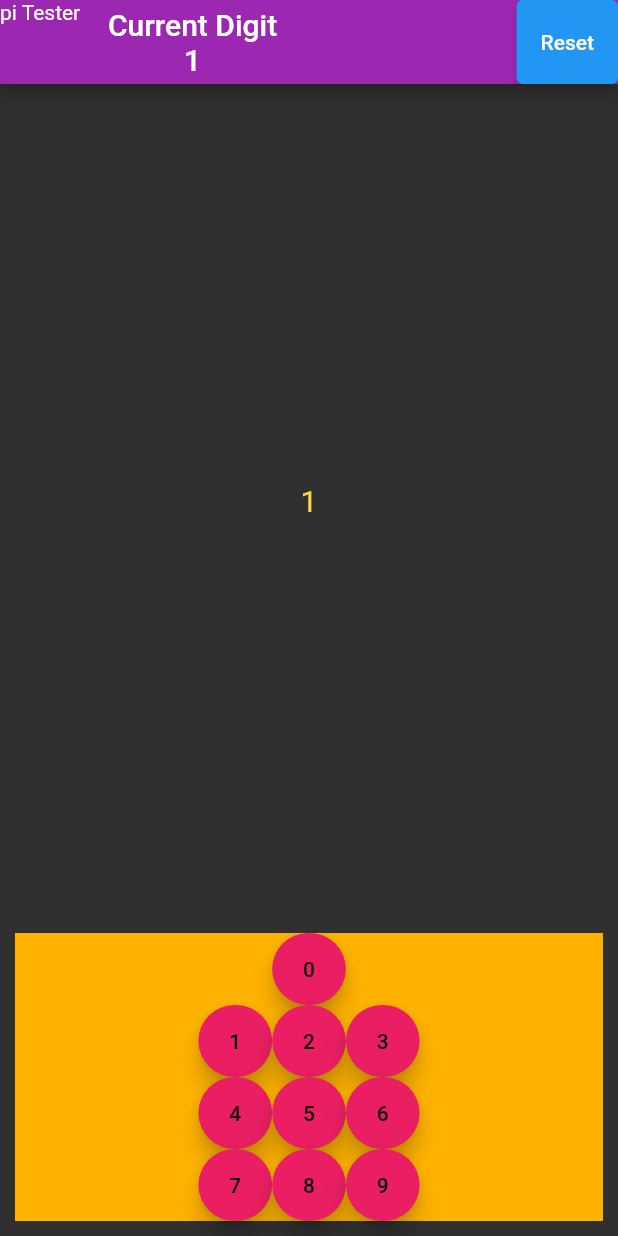
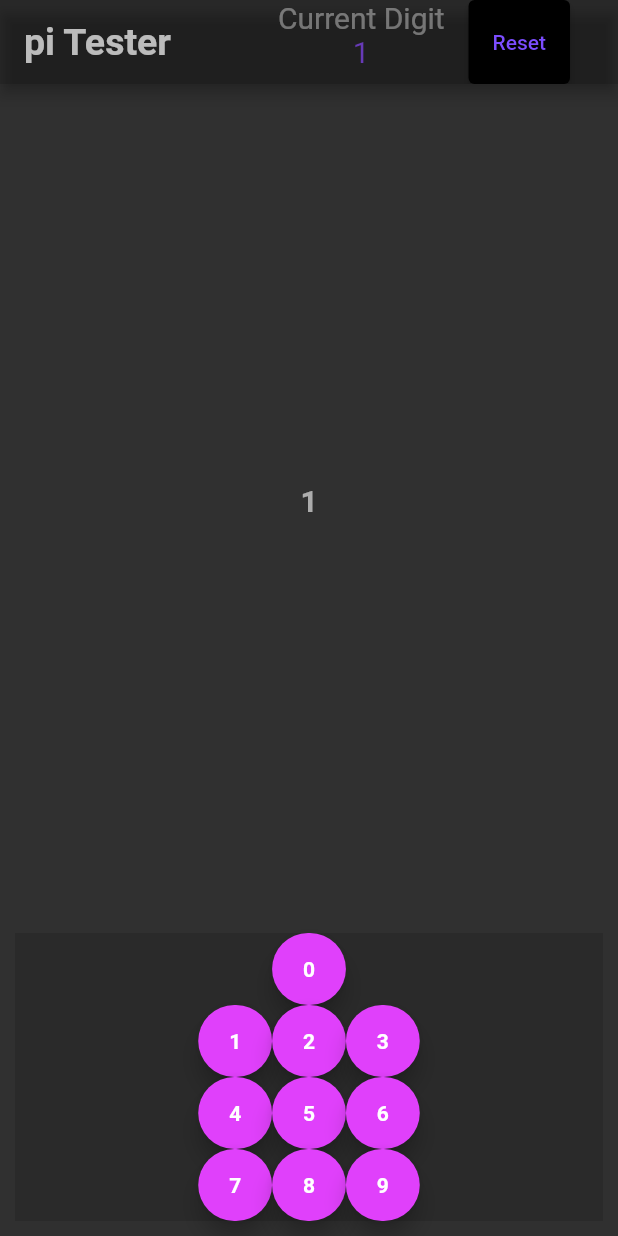
Before and after one commit to Penjat/FlutterPITester, a Flutter app: the screen it shows after launch, after a tap on an icon or button, on a phone screen of 412 x 824 dp. Run offline on Flutter 3.47's test engine with Material 2 defaults, Android fonts, the light colour scheme and no system bars; our stand-ins replace rxdart.

Commit message:
Added style manaager.

```diff
--- a/lib/src/styles.dart
+++ b/lib/src/styles.dart
@@ -1,5 +1,18 @@
 import 'package:flutter/material.dart';
 
 class PiStyles {
-  static TextStyle correctDigitsStyle = TextStyle(fontSize: 20.0, color: Colors.amberAccent);
+  static TextStyle correctDigitsStyle = TextStyle(fontSize: 20.0, color: Colors.white60, fontWeight: FontWeight.bold);
+  static TextStyle mainTitle = TextStyle(fontSize: 25.0, color: Colors.white70, fontWeight: FontWeight.bold);
+  static TextStyle staticTitle = TextStyle(fontSize: 20.0, color: Colors.white38);
+  static TextStyle dynamicField = TextStyle(fontSize: 20.0, color: Colors.deepPurple);
+  static TextStyle keyPadTextStyle = TextStyle(fontSize: 14.0, color: Colors.white, fontWeight: FontWeight.bold);
+
+  static Color keyColor = Colors.purpleAccent;
+  static Color appBarColor = Colors.black12;
+  static Color flashDigitColor = Colors.deepPurpleAccent;
+
+  static ButtonStyle buttonStyle = ElevatedButton.styleFrom(
+  primary: Colors.black, // background
+  onPrimary: Colors.deepPurpleAccent, // foreground
+  );
 }
--- a/lib/src/ui/digit_keypad.dart
+++ b/lib/src/ui/digit_keypad.dart
@@ -1,16 +1,20 @@
 import 'package:flutter/material.dart';
+import 'package:reactive_pi_tester/src/Styles.dart';
 
 class DigitKeypad extends StatelessWidget {
   DigitKeypad(this.pressedKey);
+
   Function pressedKey;
+
   @override
   Widget build(BuildContext context) {
     return Container(
       margin: const EdgeInsets.all(10.0),
-      color: Colors.amber[600],
+      color: PiStyles.appBarColor,
       child: Center(
-        child:
-        Column(mainAxisAlignment: MainAxisAlignment.end, children: <Widget>[
+        child: Column(
+          mainAxisAlignment: MainAxisAlignment.end,
+          children: <Widget>[
             KeypadKey(0, pressedKey),
             Row(
               mainAxisAlignment: MainAxisAlignment.center,
@@ -36,17 +40,19 @@ class DigitKeypad extends StatelessWidget {
                 KeypadKey(9, pressedKey),
               ],
             ),
-        ]),
+          ],
+        ),
       ),
     );
   }
-  Widget KeypadKey(int number, Function pressedFunction){
+
+  Widget KeypadKey(int number, Function pressedFunction) {
     return FloatingActionButton.extended(
       onPressed: () {
         pressedFunction(number);
       },
-      label: Text(number.toString()),
-      backgroundColor: Colors.pink,
+      label: Text(number.toString(), style: PiStyles.keyPadTextStyle),
+      backgroundColor: PiStyles.keyColor,
     );
   }
 }
--- a/lib/src/ui/pi_tester_view_controller.dart
+++ b/lib/src/ui/pi_tester_view_controller.dart
@@ -1,8 +1,13 @@
 import 'package:flutter/material.dart';
-import 'package:reactive_pi_tester/src/Styles.dart';
+import 'package:reactive_pi_tester/src/styles.dart';
 import 'package:reactive_pi_tester/src/blocs/pi_tester_bloc.dart';
 import 'package:reactive_pi_tester/src/ui/digit_keypad.dart';
 import 'package:flutter/animation.dart';
+
+class _Constants {
+  static double flashDigitSize = 200;
+  static Duration countDigitDuration = const Duration(milliseconds: 400);
+}
 
 class PITesterViewController extends StatelessWidget {
   PITesterViewController(this.piTesterBloc);
@@ -27,23 +32,24 @@ class PITesterViewController extends StatelessWidget {
   Widget View(PITesterViewState viewState) {
     return Scaffold(
       appBar: AppBar(
-        backgroundColor: Colors.purple,
-        leading: Text("pi Tester"),
-        title: Column(
-          children: [
-            Text("Current Digit"),
-            AnimatedSwitcher(
-              child: Text(viewState.currentDigit,
-                  key: ValueKey<String>(viewState.currentDigit)),
-              duration: const Duration(milliseconds: 400),
-              transitionBuilder: (Widget child, Animation<double> animation) {
-                return ScaleTransition(child: child, scale: animation);
-              },
-            ),
-          ],
+        backgroundColor: PiStyles.appBarColor,
+        title: Text(
+          "pi Tester",
+          style: PiStyles.mainTitle,
         ),
         actions: [
-          ElevatedButton(onPressed: reset, child: Text("Reset")),
+          Padding(
+            padding: const EdgeInsets.fromLTRB(8.0, 0.0, 8.0, 0.0),
+            child: DigitCounter(viewState.currentDigit),
+          ),
+          Padding(
+            padding: const EdgeInsets.fromLTRB(8.0, 0.0, 32.0, 0.0),
+            child: ElevatedButton(
+              onPressed: reset,
+              child: Text("Reset"),
+              style: PiStyles.buttonStyle,
+            ),
+          ),
         ],
       ),
       body: Center(
@@ -79,8 +85,12 @@ class PITesterViewController extends StatelessWidget {
               return Center(
                   child: Opacity(
                       opacity: value,
-                      child: Text(digit,
-                          style: TextStyle(fontSize: value * 100))));
+                      child: Text(
+                        digit,
+                        style: TextStyle(
+                            fontSize: value * _Constants.flashDigitSize,
+                            color: PiStyles.flashDigitColor),
+                      )));
             });
   }
 
@@ -92,3 +102,37 @@ class PITesterViewController extends StatelessWidget {
     piTesterBloc.processInput(ResetIntent());
   }
 }
+
+class DigitCounter extends StatelessWidget {
+  DigitCounter(this.currentDigit);
+
+  String currentDigit;
+
+  @override
+  Widget build(BuildContext context) {
+    return Column(
+      children: [
+        Text(
+          "Current Digit",
+          style: PiStyles.staticTitle,
+        ),
+        AnimatedSwitcher(
+          child: Text(currentDigit,
+              style: PiStyles.dynamicField,
+              key: ValueKey<String>(currentDigit)),
+          duration: _Constants.countDigitDuration,
+          transitionBuilder: (Widget child, Animation<double> animation) {
+            return ScaleTransition(child: child, scale: animation);
+          },
+        ),
+      ],
+    );
+  }
+}
+
+class _ResetButton extends StatelessWidget {
+  @override
+  Widget build(BuildContext context) {
+    return Container();
+  }
+}
```
Lines whose indentation alone changed are shown as unchanged.
